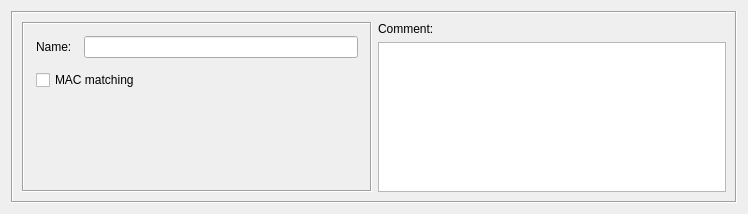
The window that src/libgui/hostdialog_q.ui (fwbuilder/fwbuilder) describes before a commit, drawn with Qt 5.
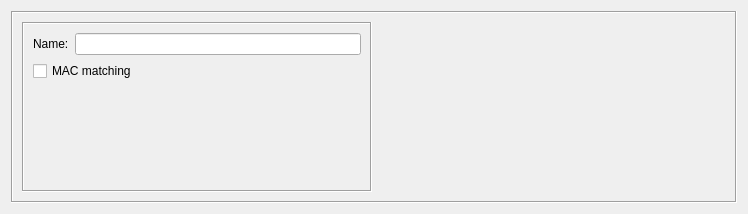
The same window after the commit. Custom widgets are drawn as their Qt base class.

Commit message:
Manually merged keyword management/filtering code from fortress. All dialogs modified to include custom keyword/comment widget.
Also added first cut at 'dynamic group' implementation.

The edit to the form file:
```diff
--- a/src/libgui/hostdialog_q.ui
+++ b/src/libgui/hostdialog_q.ui
@@ -24,11 +24,11 @@
      <property name="frameShadow" >
       <enum>QFrame::Sunken</enum>
      </property>
-     <layout class="QGridLayout" >
-      <item rowspan="2" row="0" column="0" >
-       <widget class="QFrame" name="frame27" >
-        <property name="sizePolicy" >
-         <sizepolicy vsizetype="Preferred" hsizetype="Fixed" >
+     <layout class="QHBoxLayout" name="horizontalLayout">
+      <item>
+       <widget class="QFrame" name="frame27">
+        <property name="sizePolicy">
+         <sizepolicy hsizetype="Fixed" vsizetype="Preferred">
           <horstretch>0</horstretch>
           <verstretch>0</verstretch>
          </sizepolicy>
@@ -51,39 +51,10 @@
         <property name="frameShadow" >
          <enum>QFrame::Sunken</enum>
         </property>
-        <layout class="QGridLayout" >
-         <property name="margin" >
-          <number>12</number>
-         </property>
-         <property name="spacing" >
-          <number>12</number>
-         </property>
-         <item row="2" column="0" colspan="2" >
-          <widget class="QCheckBox" name="MACmatching" >
-           <property name="text" >
-            <string>MAC matching</string>
-           </property>
-          </widget>
-         </item>
-         <item row="3" column="1" >
-          <spacer>
-           <property name="orientation" >
-            <enum>Qt::Vertical</enum>
-           </property>
-           <property name="sizeType" >
-            <enum>QSizePolicy::MinimumExpanding</enum>
-           </property>
-           <property name="sizeHint" stdset="0" >
-            <size>
-             <width>20</width>
-             <height>5</height>
-            </size>
-           </property>
-          </spacer>
-         </item>
-         <item row="0" column="0" >
-          <widget class="QLabel" name="textLabel1" >
-           <property name="text" >
+        <layout class="QFormLayout" name="formLayout">
+         <item row="0" column="0">
+          <widget class="QLabel" name="textLabel1">
+           <property name="text">
             <string>Name:</string>
            </property>
            <property name="wordWrap" >
@@ -91,10 +62,10 @@
            </property>
           </widget>
          </item>
-         <item row="0" column="1" >
-          <widget class="QLineEdit" name="obj_name" >
-           <property name="sizePolicy" >
-            <sizepolicy vsizetype="Fixed" hsizetype="Preferred" >
+         <item row="0" column="1">
+          <widget class="QLineEdit" name="obj_name">
+           <property name="sizePolicy">
+            <sizepolicy hsizetype="Preferred" vsizetype="Fixed">
              <horstretch>200</horstretch>
              <verstretch>0</verstretch>
             </sizepolicy>
@@ -107,47 +78,23 @@
            </property>
           </widget>
          </item>
+         <item row="1" column="0" colspan="2">
+          <widget class="QCheckBox" name="MACmatching">
+           <property name="text">
+            <string>MAC matching</string>
+           </property>
+          </widget>
+         </item>
         </layout>
        </widget>
       </item>
-      <item row="0" column="1" >
-       <widget class="QLabel" name="textLabel2" >
-        <property name="sizePolicy" >
-         <sizepolicy vsizetype="Fixed" hsizetype="Preferred" >
+      <item>
+       <widget class="CommentKeywords" name="commentKeywords" native="true">
+        <property name="sizePolicy">
+         <sizepolicy hsizetype="Expanding" vsizetype="Expanding">
           <horstretch>0</horstretch>
           <verstretch>0</verstretch>
          </sizepolicy>
-        </property>
-        <property name="text" >
-         <string>Comment:</string>
-        </property>
-        <property name="wordWrap" >
-         <bool>false</bool>
-        </property>
-       </widget>
-      </item>
-      <item row="1" column="1" >
-       <widget class="TextEditWidget" name="comment" >
-        <property name="sizePolicy" >
-         <sizepolicy vsizetype="Expanding" hsizetype="Expanding" >
-          <horstretch>0</horstretch>
-          <verstretch>100</verstretch>
-         </sizepolicy>
-        </property>
-        <property name="minimumSize" >
-         <size>
-          <width>200</width>
-          <height>0</height>
-         </size>
-        </property>
-        <property name="maximumSize" >
-         <size>
-          <width>16777215</width>
-          <height>180</height>
-         </size>
-        </property>
-        <property name="tabChangesFocus" >
-         <bool>true</bool>
         </property>
        </widget>
       </item>
@@ -158,14 +105,10 @@
  </widget>
  <customwidgets>
   <customwidget>
-   <class>TextEditWidget</class>
-   <extends>QTextEdit</extends>
-   <header>TextEditWidget.h</header>
-  </customwidget>
-  <customwidget>
-   <class>QLineEdit</class>
-   <extends>QLineEdit</extends>
-   <header>QLineEdit.h</header>
+   <class>CommentKeywords</class>
+   <extends>QWidget</extends>
+   <header>CommentKeywords.h</header>
+   <container>1</container>
   </customwidget>
  </customwidgets>
  <tabstops>
```
Left out of the diff: 87 changed lines with no effect on the pictures. The commit also changes 87 other files.
